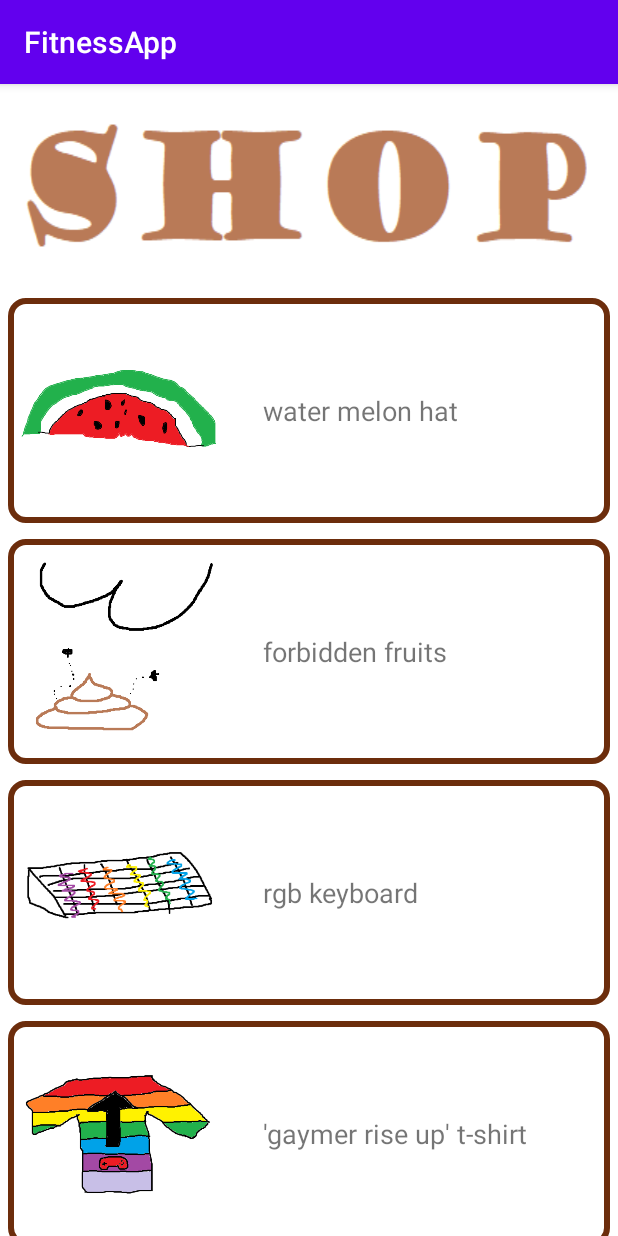
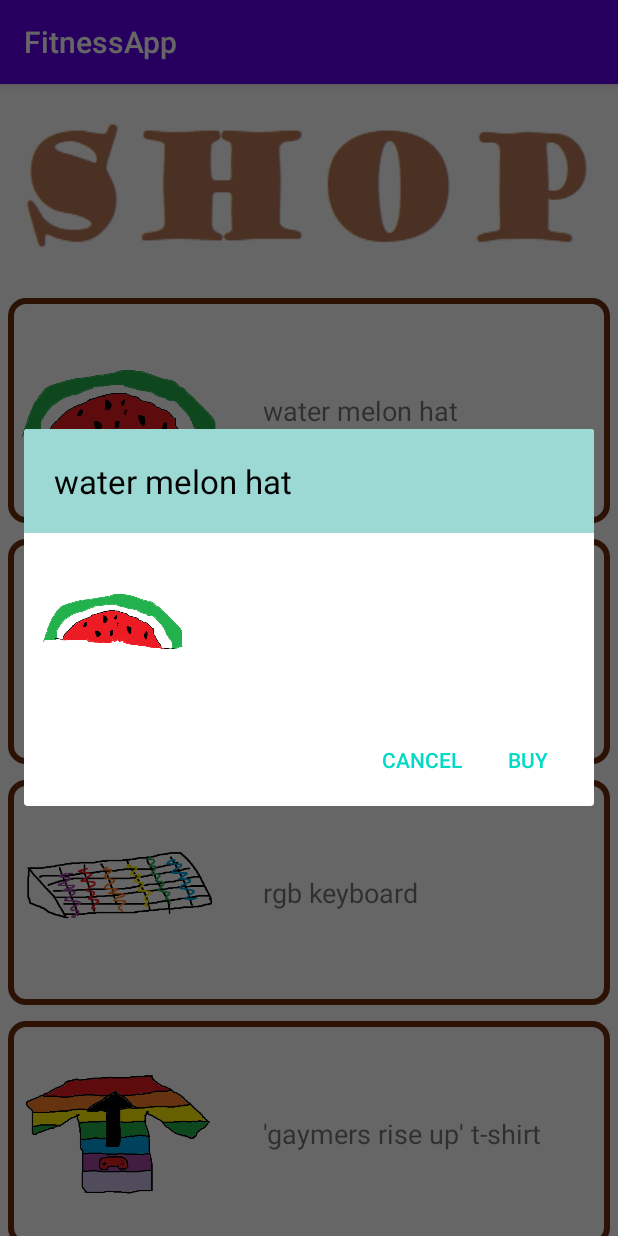
Before and after one commit to bryanesong/FitnessApp, an Android app: the ShopActivity screen opened directly, with no data from a screen before it, after a tap on "water melon hat", on a phone screen of 412 x 824 dp. Run offline under Robolectric (Android 15) with nearby library versions, the phone set to English and light mode, and no system bars; our stand-ins replace Firebase (no records; nobody signed in at launch, a user with empty details on screens opened directly).

Commit message:
pushes bought items to firebase

```diff
--- a/app/src/main/java/com/example/fitnessapp/InventoryInfoContainer.java
+++ b/app/src/main/java/com/example/fitnessapp/InventoryInfoContainer.java
@@ -7,13 +7,15 @@ import org.jetbrains.annotations.NotNull;
 import java.util.ArrayList;
 
 public class InventoryInfoContainer {
-    private int coins;
     private ArrayList<ShopItem> items = new ArrayList<>();
 
 
-    public InventoryInfoContainer(int coins, ArrayList<ShopItem> items) {
-        this.coins = coins;
+    public InventoryInfoContainer(ArrayList<ShopItem> items) {
         this.items = items;
+    }
+
+    public void addShopItem(String name, int typeNum, int price, String description, int imageResource) {
+        items.add(new ShopItem(name, typeNum, price, description, imageResource));
     }
 
     @NotNull
@@ -23,14 +25,6 @@ public class InventoryInfoContainer {
             s+= thing.toString() +" ";
         }
         return s;
-    }
-
-    public int getCoins() {
-        return coins;
-    }
-
-    public void setCoins(int coins) {
-        this.coins = coins;
     }
 
     public ArrayList<ShopItem> getItems() {
--- a/app/src/main/java/com/example/fitnessapp/ShopActivity.java
+++ b/app/src/main/java/com/example/fitnessapp/ShopActivity.java
@@ -17,13 +17,22 @@ import com.google.firebase.database.ValueEventListener;
 
 import java.util.ArrayList;
 
-public class ShopActivity extends AppCompatActivity implements ShopAdapter.SlistItemClickListener {
+public class ShopActivity extends AppCompatActivity implements ShopAdapter.SlistItemClickListener, ShopBuyDialog.clickListener {
     RecyclerView shopItemsRecyclerView;
     ShopAdapter shopAdapter;
     LinearLayoutManager linearLayoutManager;
     ArrayList<InventoryInfoContainer.ShopItem> items = new ArrayList<>();
     final DatabaseReference reff = FirebaseDatabase.getInstance().getReference();
     final String TAG = "ShopActivity";
+
+    final String WATERMELON_HAT_DESCRIPTION = "";
+    final String FORBIDDEN_FRUITS_DESCRIPTION = "";
+    final String RGB_KEYBOARD_DESCRIPTION = "";
+    final String GAYMER_RISE_UP_TSHIRT_DESCRIPTION ="";
+    final String IM_NOT_A_SIMP_TANK_TOP_DESCRIPTION = "";
+    final String ULTIMATE_ABS_VIBRATOR_DESCRIPTION = "";
+    final String GAMER_GIRL_BATH_WATER_DESCRIPTION = "";
+    final String SIMP_LICENSE_DESCRIPTION = "This is one of the most treasured items one could possibly hope to get their grubby hands on. 'I've finally done it!' - David Yip after 21 years of simping. ";
 
     @Override
     protected void onCreate(Bundle savedInstanceState) {
@@ -45,15 +54,17 @@ public class ShopActivity extends AppCompatActivity implements ShopAdapter.Slist
     }
 
     private void addFakeItems() {
-        ArrayList<String> shopItemsFake = new ArrayList<>();
-        shopItemsFake.add("water melon hat");
-        shopItemsFake.add("forbidden fruits");
-        shopItemsFake.add("rgb keyboard");
-        shopItemsFake.add("'gaymer rise up' t-shirt");
-        shopItemsFake.add("'I'm not a simp' tank top");
-        shopItemsFake.add("Ultimate Abs Vibrator");
-        shopItemsFake.add("Gamer Girl Bath Water");
-        shopItemsFake.add("Simp License");
+        InventoryInfoContainer container = new InventoryInfoContainer(new ArrayList<InventoryInfoContainer.ShopItem>());
+        container.addShopItem("water melon hat", 1, 100, WATERMELON_HAT_DESCRIPTION, R.drawable.watermelon_hat);
+        container.addShopItem("forbidden fruits", 3, 100, FORBIDDEN_FRUITS_DESCRIPTION, R.drawable.forbidden_fruits);
+        container.addShopItem("rgb keyboard", 3, 100, RGB_KEYBOARD_DESCRIPTION, R.drawable.rbg_keyboard);
+        container.addShopItem("'gaymers rise up' t-shirt", 2, 100, GAYMER_RISE_UP_TSHIRT_DESCRIPTION, R.drawable.gaymers_rise_up);
+        container.addShopItem("'I'm not a simp' tank top", 2 ,100, IM_NOT_A_SIMP_TANK_TOP_DESCRIPTION, R.drawable.simp_tank_top);
+        container.addShopItem("Ultimate Abs Vibrator", 2, 100, ULTIMATE_ABS_VIBRATOR_DESCRIPTION, R.drawable.ab_vibrator);
+        container.addShopItem("Gamer Girl Bath Water", 6, 100, GAMER_GIRL_BATH_WATER_DESCRIPTION, R.drawable.gamer_juice);
+        container.addShopItem("Simp License", 6, 100, SIMP_LICENSE_DESCRIPTION, R.drawable.simp_card);
+
+        ArrayList<InventoryInfoContainer.ShopItem> shopItemsFake = container.getItems();
 
         shopAdapter = new ShopAdapter(ShopActivity.this, shopItemsFake, this);
         shopAdapter.notifyDataSetChanged();
@@ -93,8 +104,21 @@ public class ShopActivity extends AppCompatActivity implements ShopAdapter.Slist
     }
 
     @Override
-    public void onItemClick(int position) {
-        Toast.makeText(ShopActivity.this, "\"" +position + "\" item clicked",
-                Toast.LENGTH_LONG).show();
+    public void onItemClick(InventoryInfoContainer.ShopItem curItem) {
+        //open dialog when item is clicked
+        ShopBuyDialog dialog = new ShopBuyDialog(this, curItem);
+        dialog.show(getSupportFragmentManager(), "dialog");
+    }
+
+    @Override
+    public void cancelItem() {
+        Log.d(TAG, "cancelled");
+    }
+
+    @Override
+    public void buyItem(InventoryInfoContainer.ShopItem curItem) {
+        Log.d(TAG, "bought");
+        items.add(curItem);
+        reff.child("Users").child(MainActivity.currentUser.getUid()).child("Inventory Info").child("items").setValue(items);
     }
 }
--- a/app/src/main/java/com/example/fitnessapp/ShopAdapter.java
+++ b/app/src/main/java/com/example/fitnessapp/ShopAdapter.java
@@ -15,7 +15,7 @@ import org.jetbrains.annotations.NotNull;
 import java.util.ArrayList;
 
 public class ShopAdapter extends RecyclerView.Adapter<ShopAdapter.ViewHolder> {
-    private ArrayList<String> shopItems;
+    private ArrayList<InventoryInfoContainer.ShopItem> shopItems;
     private Context mContext;
     private SlistItemClickListener mListItemClickListener;
     // Provide a reference to the views for each data item
@@ -23,7 +23,7 @@ public class ShopAdapter extends RecyclerView.Adapter<ShopAdapter.ViewHolder> {
     // you provide access to all the views for a data item in a view holder
 
     // Provide a suitable constructor (depends on the kind of dataset)
-    public ShopAdapter(Context mContext, ArrayList<String> shopItems, SlistItemClickListener listItemClickListener){
+    public ShopAdapter(Context mContext, ArrayList<InventoryInfoContainer.ShopItem> shopItems, SlistItemClickListener listItemClickListener){
         this.shopItems = shopItems;
         this.mContext = mContext;
         this.mListItemClickListener = listItemClickListener;
@@ -46,7 +46,7 @@ public class ShopAdapter extends RecyclerView.Adapter<ShopAdapter.ViewHolder> {
 
         @Override
         public void onClick(View view) {
-            listItemClickListener.onItemClick(getAdapterPosition());
+            listItemClickListener.onItemClick(shopItems.get(getAdapterPosition()));
         }
     }
 
@@ -67,23 +67,23 @@ public class ShopAdapter extends RecyclerView.Adapter<ShopAdapter.ViewHolder> {
 
         Log.d("Shop items",shopItems.size()+"");
         Log.d("shop desc", ""+(holder.shopItemDescription == null));
-        holder.shopItemDescription.setText(shopItems.get(position));
+        holder.shopItemDescription.setText(shopItems.get(position).getName());
         //set picture to shop item image
-        if(shopItems.get(position).equals("water melon hat")){
+        if(shopItems.get(position).getName().equals("water melon hat")){
             holder.shopItemImage.setImageResource(R.drawable.watermelon_hat);
-        }else if(shopItems.get(position).equals("forbidden fruits")){
+        }else if(shopItems.get(position).getName().equals("forbidden fruits")){
             holder.shopItemImage.setImageResource(R.drawable.forbidden_fruits);
-        }else if(shopItems.get(position).equals("rgb keyboard")){
+        }else if(shopItems.get(position).getName().equals("rgb keyboard")){
             holder.shopItemImage.setImageResource(R.drawable.rbg_keyboard);
-        }else if(shopItems.get(position).equals("'gaymer rise up' t-shirt")){
+        }else if(shopItems.get(position).getName().equals("'gaymers rise up' t-shirt")){
             holder.shopItemImage.setImageResource(R.drawable.gaymers_rise_up);
-        }else if(shopItems.get(position).equals("'I'm not a simp' tank top")){
+        }else if(shopItems.get(position).getName().equals("'I'm not a simp' tank top")){
             holder.shopItemImage.setImageResource(R.drawable.simp_tank_top);
-        }else if(shopItems.get(position).equals("Ultimate Abs Vibrator")){
+        }else if(shopItems.get(position).getName().equals("Ultimate Abs Vibrator")){
             holder.shopItemImage.setImageResource(R.drawable.ab_vibrator);
-        }else if(shopItems.get(position).equals("Gamer Girl Bath Water")){
+        }else if(shopItems.get(position).getName().equals("Gamer Girl Bath Water")){
             holder.shopItemImage.setImageResource(R.drawable.gamer_juice);
-        }else if(shopItems.get(position).equals("Simp License")){
+        }else if(shopItems.get(position).getName().equals("Simp License")){
             holder.shopItemImage.setImageResource(R.drawable.simp_card);
         }
 
@@ -96,6 +96,6 @@ public class ShopAdapter extends RecyclerView.Adapter<ShopAdapter.ViewHolder> {
     }
 
     public interface SlistItemClickListener {
-        void onItemClick(int position);
+        void onItemClick(InventoryInfoContainer.ShopItem curItem);
     }
 }
--- a/app/src/main/java/com/example/fitnessapp/ShopBuyDialog.java
+++ b/app/src/main/java/com/example/fitnessapp/ShopBuyDialog.java
@@ -3,6 +3,8 @@ package com.example.fitnessapp;
 import android.app.AlertDialog;
 import android.app.Dialog;
 import android.content.DialogInterface;
+import android.graphics.Color;
+import android.graphics.drawable.ColorDrawable;
 import android.os.Bundle;
 import android.view.View;
 import android.widget.ImageView;
@@ -56,6 +58,7 @@ public class ShopBuyDialog extends AppCompatDialogFragment {
     private void createTextViews() {
         itemText = (TextView)view.findViewById(R.id.SBitemText);
         itemText.setText(curItem.getName());
+        itemText.setBackgroundColor(Color.parseColor("#9cd9d4"));
 
         itemDescription = (TextView)view.findViewById(R.id.SBitemDescription);
         itemDescription.setText(curItem.getDescription());
--- a/app/src/main/res/layout/shop_buy_dialog_layout.xml
+++ b/app/src/main/res/layout/shop_buy_dialog_layout.xml
@@ -4,7 +4,7 @@
     android:layout_width="match_parent"
     android:layout_height="200dp">
     <TextView
-        android:layout_margin ="10dp"
+        android:padding="20dp"
         android:layout_width="match_parent"
         android:layout_height="wrap_content"
         android:text="Item Name"
```
